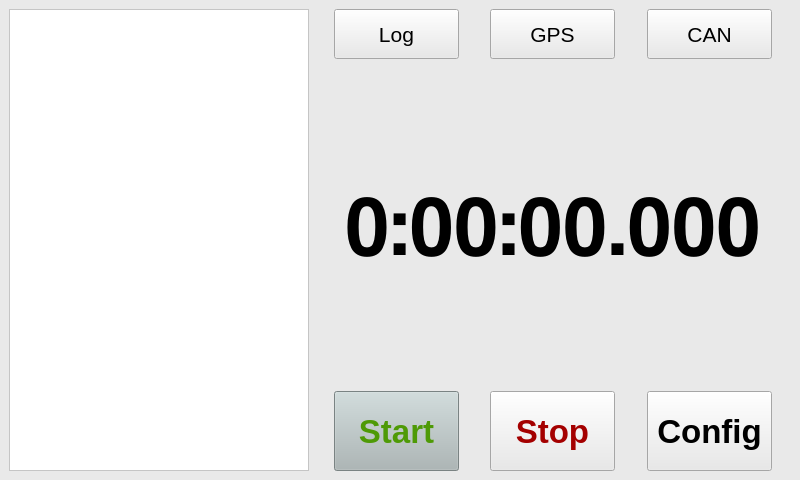
JamesxL/OmeTracker, file GUI/MainScreen.ui: the form before one commit.
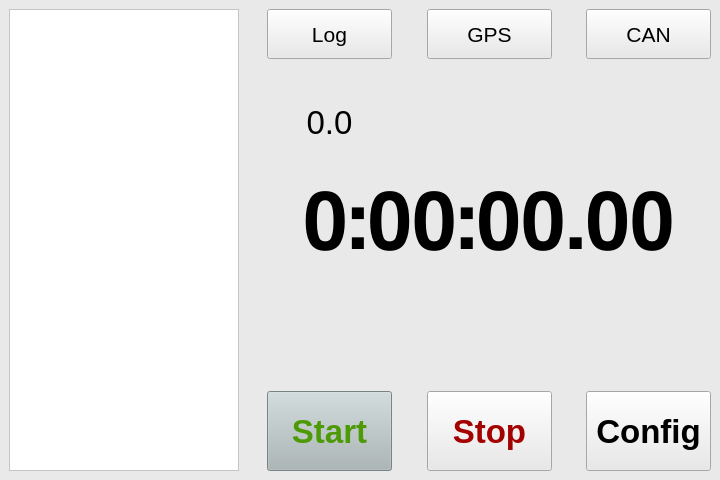
The form after the commit.

```diff
--- a/GUI/MainScreen.ui
+++ b/GUI/MainScreen.ui
@@ -6,13 +6,13 @@
    <rect>
     <x>0</x>
     <y>0</y>
-    <width>800</width>
+    <width>720</width>
     <height>480</height>
    </rect>
   </property>
   <property name="minimumSize">
    <size>
-    <width>800</width>
+    <width>720</width>
     <height>480</height>
    </size>
   </property>
@@ -33,6 +33,136 @@
     <enum>Qt::LeftToRight</enum>
    </property>
    <layout class="QGridLayout" name="gridLayout">
+    <item row="2" column="2" colspan="5">
+     <widget class="QLabel" name="LapTimeLbl">
+      <property name="font">
+       <font>
+        <family>FreeSans</family>
+        <pointsize>60</pointsize>
+        <weight>75</weight>
+        <bold>true</bold>
+        <kerning>true</kerning>
+       </font>
+      </property>
+      <property name="text">
+       <string>0:00:00.00</string>
+      </property>
+      <property name="alignment">
+       <set>Qt::AlignCenter</set>
+      </property>
+     </widget>
+    </item>
+    <item row="1" column="6">
+     <widget class="QLabel" name="TrackReadyLbl">
+      <property name="font">
+       <font>
+        <pointsize>12</pointsize>
+       </font>
+      </property>
+      <property name="text">
+       <string/>
+      </property>
+      <property name="alignment">
+       <set>Qt::AlignCenter</set>
+      </property>
+     </widget>
+    </item>
+    <item row="0" column="3">
+     <spacer name="horizontalSpacer_2">
+      <property name="orientation">
+       <enum>Qt::Horizontal</enum>
+      </property>
+      <property name="sizeHint" stdset="0">
+       <size>
+        <width>40</width>
+        <height>20</height>
+       </size>
+      </property>
+     </spacer>
+    </item>
+    <item row="4" column="2">
+     <widget class="QPushButton" name="StartTimerBtn">
+      <property name="minimumSize">
+       <size>
+        <width>125</width>
+        <height>80</height>
+       </size>
+      </property>
+      <property name="font">
+       <font>
+        <pointsize>25</pointsize>
+        <weight>75</weight>
+        <bold>true</bold>
+       </font>
+      </property>
+      <property name="styleSheet">
+       <string notr="true">color: rgb(78, 154, 6);
+background-color: rgb(171, 183, 183);</string>
+      </property>
+      <property name="text">
+       <string>Start</string>
+      </property>
+      <property name="autoDefault">
+       <bool>true</bool>
+      </property>
+     </widget>
+    </item>
+    <item row="4" column="4">
+     <widget class="QPushButton" name="StopTimerBtn">
+      <property name="minimumSize">
+       <size>
+        <width>125</width>
+        <height>80</height>
+       </size>
+      </property>
+      <property name="font">
+       <font>
+        <pointsize>25</pointsize>
+        <weight>75</weight>
+        <bold>true</bold>
+       </font>
+      </property>
+      <property name="styleSheet">
+       <string notr="true">color: rgb(164, 0, 0);</string>
+      </property>
+      <property name="text">
+       <string>Stop</string>
+      </property>
+      <property name="autoDefault">
+       <bool>true</bool>
+      </property>
+     </widget>
+    </item>
+    <item row="0" column="2">
+     <widget class="QPushButton" name="LoggerStatusBtn">
+      <property name="enabled">
+       <bool>true</bool>
+      </property>
+      <property name="minimumSize">
+       <size>
+        <width>125</width>
+        <height>50</height>
+       </size>
+      </property>
+      <property name="font">
+       <font>
+        <pointsize>16</pointsize>
+       </font>
+      </property>
+      <property name="focusPolicy">
+       <enum>Qt::NoFocus</enum>
+      </property>
+      <property name="styleSheet">
+       <string notr="true">alternate-background-color: rgb(114, 159, 207);</string>
+      </property>
+      <property name="text">
+       <string>Log</string>
+      </property>
+      <property name="autoDefault">
+       <bool>true</bool>
+      </property>
+     </widget>
+    </item>
     <item row="0" column="5">
      <spacer name="horizontalSpacer_3">
       <property name="orientation">
@@ -73,44 +203,23 @@
       </property>
      </widget>
     </item>
-    <item row="8" column="6">
-     <widget class="QPushButton" name="ConfigBtn">
-      <property name="minimumSize">
-       <size>
-        <width>125</width>
-        <height>80</height>
-       </size>
-      </property>
+    <item row="1" column="2">
+     <widget class="QLabel" name="GPSspeed">
       <property name="font">
        <font>
         <pointsize>25</pointsize>
-        <weight>75</weight>
-        <bold>true</bold>
        </font>
       </property>
       <property name="text">
-       <string>Config</string>
+       <string>0.0</string>
       </property>
-      <property name="autoDefault">
-       <bool>true</bool>
+      <property name="alignment">
+       <set>Qt::AlignCenter</set>
       </property>
      </widget>
     </item>
-    <item row="0" column="7">
-     <spacer name="horizontalSpacer_4">
-      <property name="orientation">
-       <enum>Qt::Horizontal</enum>
-      </property>
-      <property name="sizeHint" stdset="0">
-       <size>
-        <width>40</width>
-        <height>20</height>
-       </size>
-      </property>
-     </spacer>
-    </item>
-    <item row="7" column="2">
-     <spacer name="verticalSpacer_2">
+    <item row="1" column="4">
+     <spacer name="verticalSpacer">
       <property name="orientation">
        <enum>Qt::Vertical</enum>
       </property>
@@ -122,60 +231,20 @@
       </property>
      </spacer>
     </item>
-    <item row="8" column="2">
-     <widget class="QPushButton" name="StartTimerBtn">
-      <property name="minimumSize">
-       <size>
-        <width>125</width>
-        <height>80</height>
-       </size>
-      </property>
-      <property name="font">
-       <font>
-        <pointsize>25</pointsize>
-        <weight>75</weight>
-        <bold>true</bold>
-       </font>
-      </property>
-      <property name="styleSheet">
-       <string notr="true">color: rgb(78, 154, 6);
-background-color: rgb(171, 183, 183);</string>
-      </property>
-      <property name="text">
-       <string>Start</string>
-      </property>
-      <property name="autoDefault">
-       <bool>true</bool>
-      </property>
-     </widget>
-    </item>
-    <item row="0" column="1">
-     <spacer name="horizontalSpacer">
-      <property name="orientation">
-       <enum>Qt::Horizontal</enum>
-      </property>
-      <property name="sizeHint" stdset="0">
-       <size>
-        <width>40</width>
-        <height>20</height>
-       </size>
-      </property>
-     </spacer>
-    </item>
-    <item row="0" column="0" rowspan="9">
+    <item row="0" column="0" rowspan="5">
      <widget class="QListWidget" name="LapRecordList">
       <property name="enabled">
        <bool>true</bool>
       </property>
       <property name="minimumSize">
        <size>
-        <width>300</width>
+        <width>230</width>
         <height>0</height>
        </size>
       </property>
       <property name="maximumSize">
        <size>
-        <width>250</width>
+        <width>230</width>
         <height>16777215</height>
        </size>
       </property>
@@ -198,75 +267,6 @@
       </property>
      </widget>
     </item>
-    <item row="0" column="3">
-     <spacer name="horizontalSpacer_2">
-      <property name="orientation">
-       <enum>Qt::Horizontal</enum>
-      </property>
-      <property name="sizeHint" stdset="0">
-       <size>
-        <width>40</width>
-        <height>20</height>
-       </size>
-      </property>
-     </spacer>
-    </item>
-    <item row="0" column="2">
-     <widget class="QPushButton" name="LoggerStatusBtn">
-      <property name="enabled">
-       <bool>true</bool>
-      </property>
-      <property name="minimumSize">
-       <size>
-        <width>125</width>
-        <height>50</height>
-       </size>
-      </property>
-      <property name="font">
-       <font>
-        <pointsize>16</pointsize>
-       </font>
-      </property>
-      <property name="focusPolicy">
-       <enum>Qt::NoFocus</enum>
-      </property>
-      <property name="styleSheet">
-       <string notr="true">alternate-background-color: rgb(114, 159, 207);</string>
-      </property>
-      <property name="text">
-       <string>Log</string>
-      </property>
-      <property name="autoDefault">
-       <bool>true</bool>
-      </property>
-     </widget>
-    </item>
-    <item row="8" column="4">
-     <widget class="QPushButton" name="StopTimerBtn">
-      <property name="minimumSize">
-       <size>
-        <width>125</width>
-        <height>80</height>
-       </size>
-      </property>
-      <property name="font">
-       <font>
-        <pointsize>25</pointsize>
-        <weight>75</weight>
-        <bold>true</bold>
-       </font>
-      </property>
-      <property name="styleSheet">
-       <string notr="true">color: rgb(164, 0, 0);</string>
-      </property>
-      <property name="text">
-       <string>Stop</string>
-      </property>
-      <property name="autoDefault">
-       <bool>true</bool>
-      </property>
-     </widget>
-    </item>
     <item row="0" column="6">
      <widget class="QPushButton" name="CANStatusBtn">
       <property name="minimumSize">
@@ -294,79 +294,55 @@
       </property>
      </widget>
     </item>
-    <item row="5" column="2" colspan="5">
-     <widget class="QLabel" name="LapTimeLbl">
+    <item row="0" column="1">
+     <spacer name="horizontalSpacer">
+      <property name="orientation">
+       <enum>Qt::Horizontal</enum>
+      </property>
+      <property name="sizeHint" stdset="0">
+       <size>
+        <width>40</width>
+        <height>20</height>
+       </size>
+      </property>
+     </spacer>
+    </item>
+    <item row="3" column="2">
+     <spacer name="verticalSpacer_2">
+      <property name="orientation">
+       <enum>Qt::Vertical</enum>
+      </property>
+      <property name="sizeHint" stdset="0">
+       <size>
+        <width>20</width>
+        <height>40</height>
+       </size>
+      </property>
+     </spacer>
+    </item>
+    <item row="4" column="6">
+     <widget class="QPushButton" name="ConfigBtn">
+      <property name="minimumSize">
+       <size>
+        <width>125</width>
+        <height>80</height>
+       </size>
+      </property>
       <property name="font">
        <font>
-        <family>FreeSans</family>
-        <pointsize>60</pointsize>
+        <pointsize>25</pointsize>
         <weight>75</weight>
         <bold>true</bold>
-        <kerning>true</kerning>
        </font>
       </property>
       <property name="text">
-       <string>0:00:00.000</string>
+       <string>Config</string>
       </property>
-      <property name="alignment">
-       <set>Qt::AlignCenter</set>
+      <property name="autoDefault">
+       <bool>true</bool>
       </property>
      </widget>
     </item>
-    <item row="6" column="2">
-     <spacer name="verticalSpacer_4">
-      <property name="orientation">
-       <enum>Qt::Vertical</enum>
-      </property>
-      <property name="sizeHint" stdset="0">
-       <size>
-        <width>20</width>
-        <height>40</height>
-       </size>
-      </property>
-     </spacer>
-    </item>
-    <item row="2" column="6">
-     <widget class="QLabel" name="TrackReadyLbl">
-      <property name="font">
-       <font>
-        <pointsize>12</pointsize>
-       </font>
-      </property>
-      <property name="text">
-       <string/>
-      </property>
-      <property name="alignment">
-       <set>Qt::AlignCenter</set>
-      </property>
-     </widget>
-    </item>
-    <item row="2" column="4">
-     <spacer name="verticalSpacer">
-      <property name="orientation">
-       <enum>Qt::Vertical</enum>
-      </property>
-      <property name="sizeHint" stdset="0">
-       <size>
-        <width>20</width>
-        <height>40</height>
-       </size>
-      </property>
-     </spacer>
-    </item>
-    <item row="3" column="4">
-     <spacer name="verticalSpacer_3">
-      <property name="orientation">
-       <enum>Qt::Vertical</enum>
-      </property>
-      <property name="sizeHint" stdset="0">
-       <size>
-        <width>20</width>
-        <height>40</height>
-       </size>
-      </property>
-     </spacer>
-    </item>
    </layout>
   </widget>
  </widget>
```
